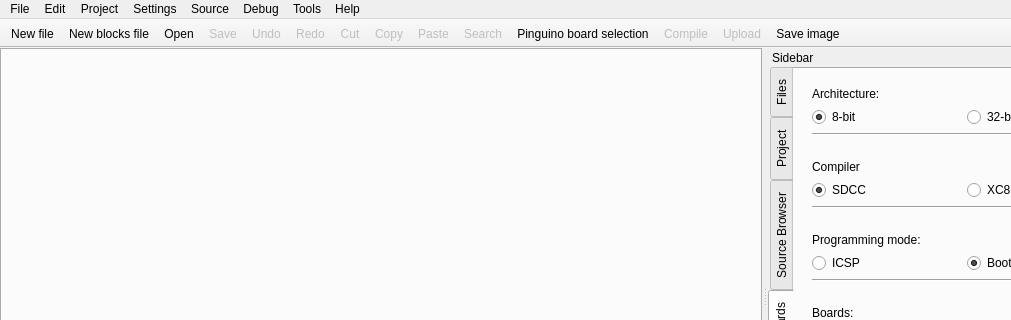
Before: the Qt Designer form pinguino/qtgui/frames/main.ui in PinguinoIDE/pinguino-ide, drawn with Qt 5; both pictures show x 0 to 1011 and y 0 to 320 of the 1136 by 816 pixel window.
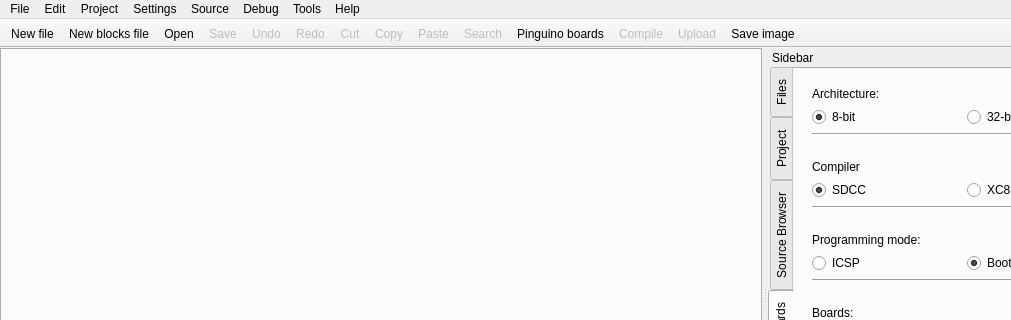
After: the same form once the commit is applied. Icons and pictures are not drawn.

```diff
--- a/pinguino/qtgui/frames/main.ui
+++ b/pinguino/qtgui/frames/main.ui
@@ -1622,7 +1622,7 @@
      <normaloff>../../../../../../../../../../../../../../../../../../pinguino-extra/resources/themes/pinguino11/icons/scalable/applications-electronics.svg</normaloff>../../../../../../../../../../../../../../../../../../pinguino-extra/resources/themes/pinguino11/icons/scalable/applications-electronics.svg</iconset>
    </property>
    <property name="text">
-    <string>Pinguino board selection</string>
+    <string>Pinguino boards</string>
    </property>
    <property name="shortcut">
     <string>Ctrl+Shift+B</string>
```
Left out of the diff: 5 changed lines with no effect on the pictures.
